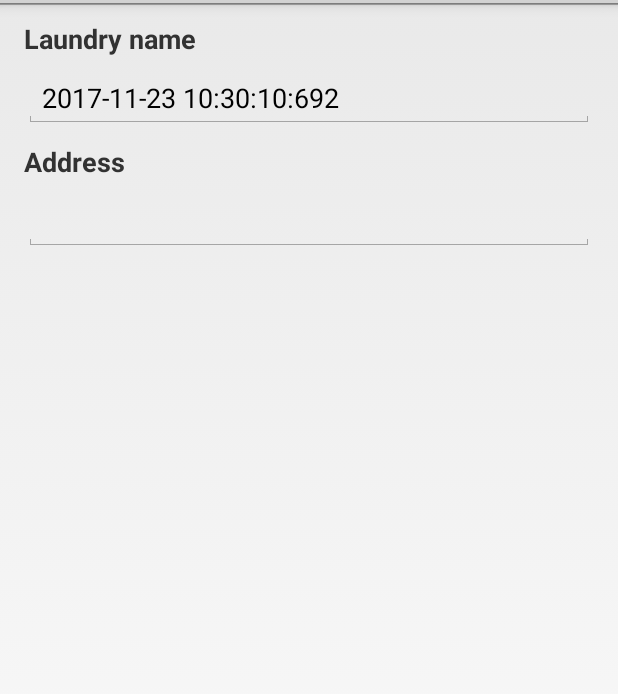
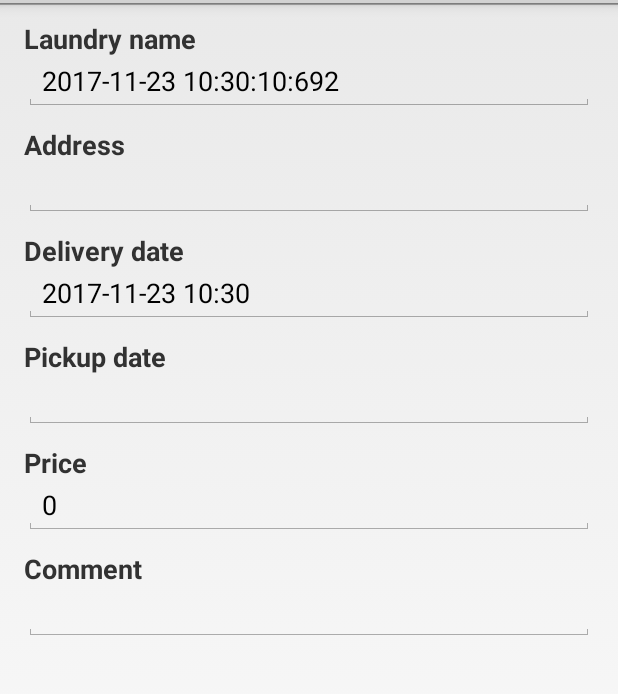
Before and after one commit to wooogie/Laundry-Check, an Android app: the screen it shows after launch (MainActivity), after a tap on an icon or button, on a phone screen of 412 x 824 dp, the part 69-763 px from its top. Run offline under Robolectric (Android 15) with nearby library versions, the phone set to English and light mode, and no system bars; 1 other tap on this screen came first.

Commit message:
Washdetails are getting (readonly) loaded with all parameters

```diff
--- a/Application/src/main/java/ch/meienberger/android/SQL/LaundrycheckDataSource.java
+++ b/Application/src/main/java/ch/meienberger/android/SQL/LaundrycheckDataSource.java
@@ -6,7 +6,10 @@ import android.database.sqlite.SQLiteDatabase;
 import android.util.Log;
 import android.content.ContentValues;
 import android.database.Cursor;
+
+import java.text.SimpleDateFormat;
 import java.util.ArrayList;
+import java.util.Calendar;
 import java.util.List;
 
 import ch.meienberger.android.laundrycheck.Washorder;
@@ -60,10 +63,16 @@ public class LaundrycheckDataSource {
     Insert a new Washorder into the DB and return the insered as Washorder
      */
     public Washorder createWashorder(String name) {
+
+        //generate Date
+        Calendar c = Calendar.getInstance();
+        SimpleDateFormat df = new SimpleDateFormat("yyyy-MM-dd HH:mm");
+        String formattedDate = df.format(c.getTime());
+
         ContentValues values = new ContentValues();
         values.put(LaundrycheckDbHelper.COLUMN_NAME, name);
         values.put(LaundrycheckDbHelper.COLUMN_ADDRESS, "");
-        values.put(LaundrycheckDbHelper.COLUMN_DELIVERY_DATE, "");
+        values.put(LaundrycheckDbHelper.COLUMN_DELIVERY_DATE, formattedDate);
         values.put(LaundrycheckDbHelper.COLUMN_PICKUP_DATE, "");
         values.put(LaundrycheckDbHelper.COLUMN_CLOTHES_COUNT, 0);
         values.put(LaundrycheckDbHelper.COLUMN_PRICE, 0);
--- a/Application/src/main/java/ch/meienberger/android/laundrycheck/Washorder.java
+++ b/Application/src/main/java/ch/meienberger/android/laundrycheck/Washorder.java
@@ -84,12 +84,4 @@ public class Washorder {
         this.price = price;
     }
 
-    //for test and remove after, TODO
-    @Override
-    public String toString() {
-       String output = "Id = " + this.id + " ; Name = " + this.name;
-
-        return output;
-    }
-
 }
--- a/Application/src/main/java/ch/meienberger/android/laundrycheck/WashorderDetailViewFragment.java
+++ b/Application/src/main/java/ch/meienberger/android/laundrycheck/WashorderDetailViewFragment.java
@@ -43,7 +43,10 @@ public class WashorderDetailViewFragment extends Fragment {
 
     protected EditText mEditTextName;
     protected EditText mEditTextAddress;
-    //TODO
+    protected EditText mEditTextDeliveryDate;
+    protected EditText mEditTextPickupDate;
+    protected EditText mEditTextPrice;
+    protected EditText mEditTextComment;
     protected Washorder mWashorder;
 
 
@@ -78,13 +81,21 @@ public class WashorderDetailViewFragment extends Fragment {
         // BEGIN_INCLUDE
         mEditTextName = (EditText) rootView.findViewById(R.id.washorderdetail_name_editText);
         mEditTextAddress = (EditText) rootView.findViewById(R.id.washorderdetail_address_editText);
-        //TODO
+        mEditTextDeliveryDate = (EditText) rootView.findViewById(R.id.washorderdetail_delivery_editText);
+        mEditTextPickupDate = (EditText) rootView.findViewById(R.id.washorderdetail_pickup_editText);
+        mEditTextPrice = (EditText) rootView.findViewById(R.id.washorderdetail_price_editText);
+        mEditTextComment = (EditText) rootView.findViewById(R.id.washorderdetail_comment_editText);
+        mEditTextAddress = (EditText) rootView.findViewById(R.id.washorderdetail_address_editText);
 
         // END_INCLUDE(
 
         //Fill Fields
         mEditTextName.setText(mWashorder.getName());
         mEditTextAddress.setText(mWashorder.getAddress());
+        mEditTextDeliveryDate.setText(mWashorder.getDelivery_date());
+        mEditTextPickupDate.setText(mWashorder.getPickup_date());
+        mEditTextPrice.setText(String.valueOf(mWashorder.getPrice()));
+        mEditTextComment.setText(mWashorder.getComments());
 
         return rootView;
     }
--- a/Application/src/main/res/layout/washorder_detail_view.xml
+++ b/Application/src/main/res/layout/washorder_detail_view.xml
@@ -2,7 +2,8 @@
 <LinearLayout xmlns:android="http://schemas.android.com/apk/res/android"
     xmlns:tools="http://schemas.android.com/tools"
     android:orientation="vertical" android:layout_width="match_parent"
-    android:layout_height="match_parent">
+    android:layout_height="match_parent"
+    android:weightSum="1">
 
     <Space
         android:layout_width="match_parent"
@@ -11,7 +12,7 @@
     <TextView
         android:id="@+id/name_lable"
         android:layout_width="match_parent"
-        android:layout_height="@dimen/properties_heigh"
+        android:layout_height="wrap_content"
         android:layout_marginLeft="@dimen/margin_medium"
         android:layout_marginRight="@dimen/margin_medium"
         android:editable="false"
@@ -19,7 +20,8 @@
         android:textSize="@dimen/text_font_size"
         android:textStyle="bold"
         android:visibility="visible"
-        tools:text="@string/laundry_name" />
+        tools:text="@string/laundry_name"
+        android:layout_weight="0.00" />
 
     <EditText
         android:id="@+id/washorderdetail_name_editText"
@@ -39,7 +41,7 @@
     <TextView
         android:id="@+id/address_lable"
         android:layout_width="match_parent"
-        android:layout_height="@dimen/properties_heigh"
+        android:layout_height="wrap_content"
         android:layout_marginLeft="@dimen/margin_medium"
         android:layout_marginRight="@dimen/margin_medium"
         android:editable="false"
@@ -64,4 +66,111 @@
         android:layout_width="match_parent"
         android:layout_height="@dimen/space_heigh" />
 
+    <TextView
+        android:id="@+id/delivery_lable"
+        android:layout_width="match_parent"
+        android:layout_height="wrap_content"
+        android:layout_marginLeft="@dimen/margin_medium"
+        android:layout_marginRight="@dimen/margin_medium"
+        android:editable="false"
+        android:text="@string/delivery_date"
+        android:textSize="@dimen/text_font_size"
+        android:textStyle="bold"
+        android:visibility="visible" />
+
+    <EditText
+        android:id="@+id/washorderdetail_delivery_editText"
+        android:layout_width="match_parent"
+        android:layout_height="@dimen/properties_heigh"
+        android:layout_marginLeft="@dimen/margin_medium"
+        android:layout_marginRight="@dimen/margin_medium"
+        android:ems="10"
+        android:inputType="textPersonName"
+        android:text="@string/delivery_date"
+        android:textSize="@dimen/text_font_size" />
+
+    <Space
+        android:layout_width="match_parent"
+        android:layout_height="@dimen/space_heigh" />
+
+    <TextView
+        android:id="@+id/pickup_lable"
+        android:layout_width="match_parent"
+        android:layout_height="wrap_content"
+        android:layout_marginLeft="@dimen/margin_medium"
+        android:layout_marginRight="@dimen/margin_medium"
+        android:editable="false"
+        android:text="@string/pickup_date"
+        android:textSize="@dimen/text_font_size"
+        android:textStyle="bold"
+        android:visibility="visible" />
+
+    <EditText
+        android:id="@+id/washorderdetail_pickup_editText"
+        android:layout_width="match_parent"
+        android:layout_height="@dimen/properties_heigh"
+        android:layout_marginLeft="@dimen/margin_medium"
+        android:layout_marginRight="@dimen/margin_medium"
+        android:ems="10"
+        android:inputType="textPersonName"
+        android:text="@string/pickup_date"
+        android:textSize="@dimen/text_font_size" />
+
+    <Space
+        android:layout_width="match_parent"
+        android:layout_height="@dimen/space_heigh" />
+
+    <TextView
+        android:id="@+id/price_lable"
+        android:layout_width="match_parent"
+        android:layout_height="wrap_content"
+        android:layout_marginLeft="@dimen/margin_medium"
+        android:layout_marginRight="@dimen/margin_medium"
+        android:editable="false"
+        android:text="@string/price"
+        android:textSize="@dimen/text_font_size"
+        android:textStyle="bold"
+        android:visibility="visible" />
+
+    <EditText
+        android:id="@+id/washorderdetail_price_editText"
+        android:layout_width="match_parent"
+        android:layout_height="@dimen/properties_heigh"
+        android:layout_marginLeft="@dimen/margin_medium"
+        android:layout_marginRight="@dimen/margin_medium"
+        android:ems="10"
+        android:inputType="textPersonName"
+        android:text="@string/price"
+        android:textSize="@dimen/text_font_size" />
+
+    <Space
+        android:layout_width="match_parent"
+        android:layout_height="@dimen/space_heigh" />
+
+    <TextView
+        android:id="@+id/comments_lable"
+        android:layout_width="match_parent"
+        android:layout_height="wrap_content"
+        android:layout_marginLeft="@dimen/margin_medium"
+        android:layout_marginRight="@dimen/margin_medium"
+        android:editable="false"
+        android:text="@string/comment"
+        android:textSize="@dimen/text_font_size"
+        android:textStyle="bold"
+        android:visibility="visible" />
+
+    <EditText
+        android:id="@+id/washorderdetail_comment_editText"
+        android:layout_width="match_parent"
+        android:layout_height="@dimen/properties_heigh"
+        android:layout_marginLeft="@dimen/margin_medium"
+        android:layout_marginRight="@dimen/margin_medium"
+        android:ems="10"
+        android:inputType="textPersonName"
+        android:textSize="@dimen/text_font_size" />
+
+    <Space
+        android:layout_width="match_parent"
+        android:layout_height="@dimen/space_heigh" />
+
 </LinearLayout>
--- a/Application/src/main/res/values/strings.xml
+++ b/Application/src/main/res/values/strings.xml
@@ -28,6 +28,7 @@
     <string name="pickup_date">Pickup date</string>
     <string name="clothes_count">Clothes count</string>
     <string name="comment">Comment</string>
+    <string name="price">Price</string>
     <string name="button_add_washorder">Add new washorder</string>
 
 </resources>
```
